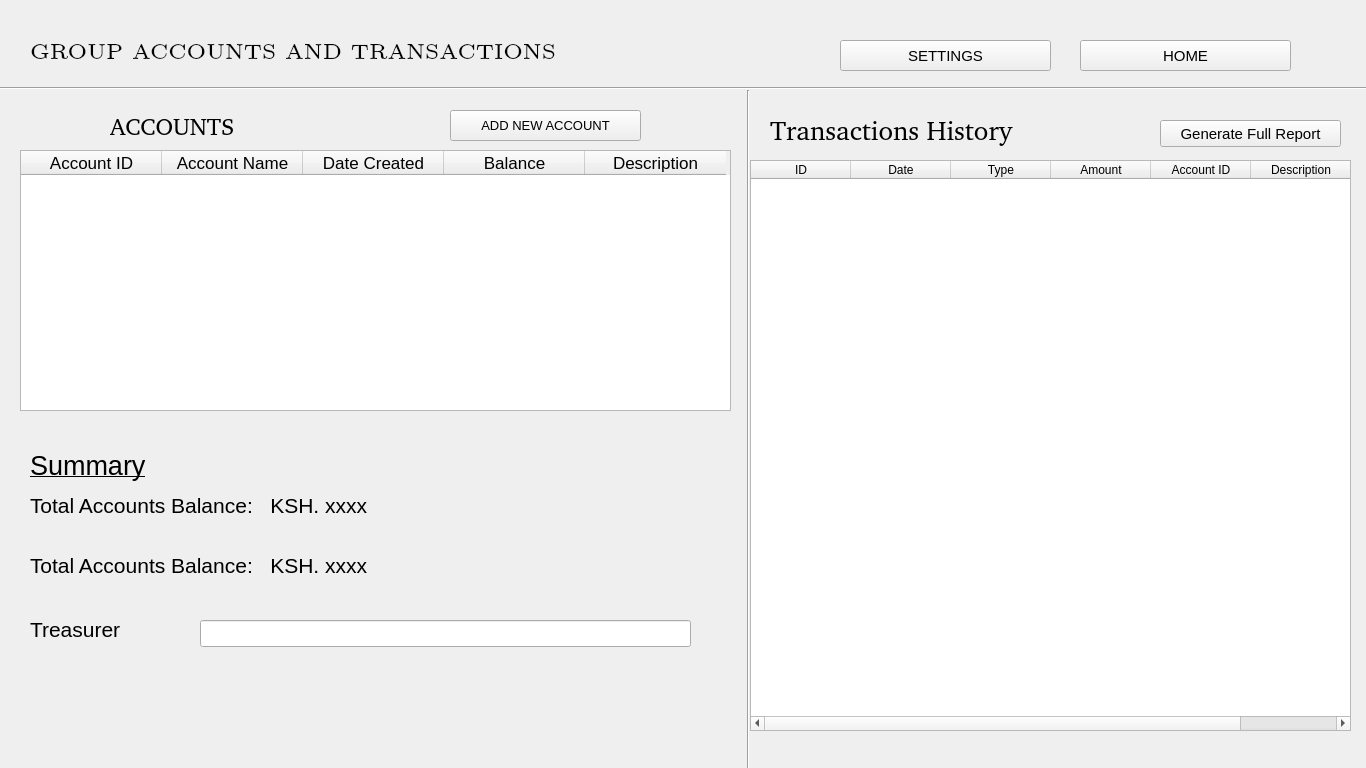
The window that C_PROJECT/UI_FILES/group_accounts.ui (Xherloque/PyQT5-Project-Version) describes before a commit, drawn with Qt 5.
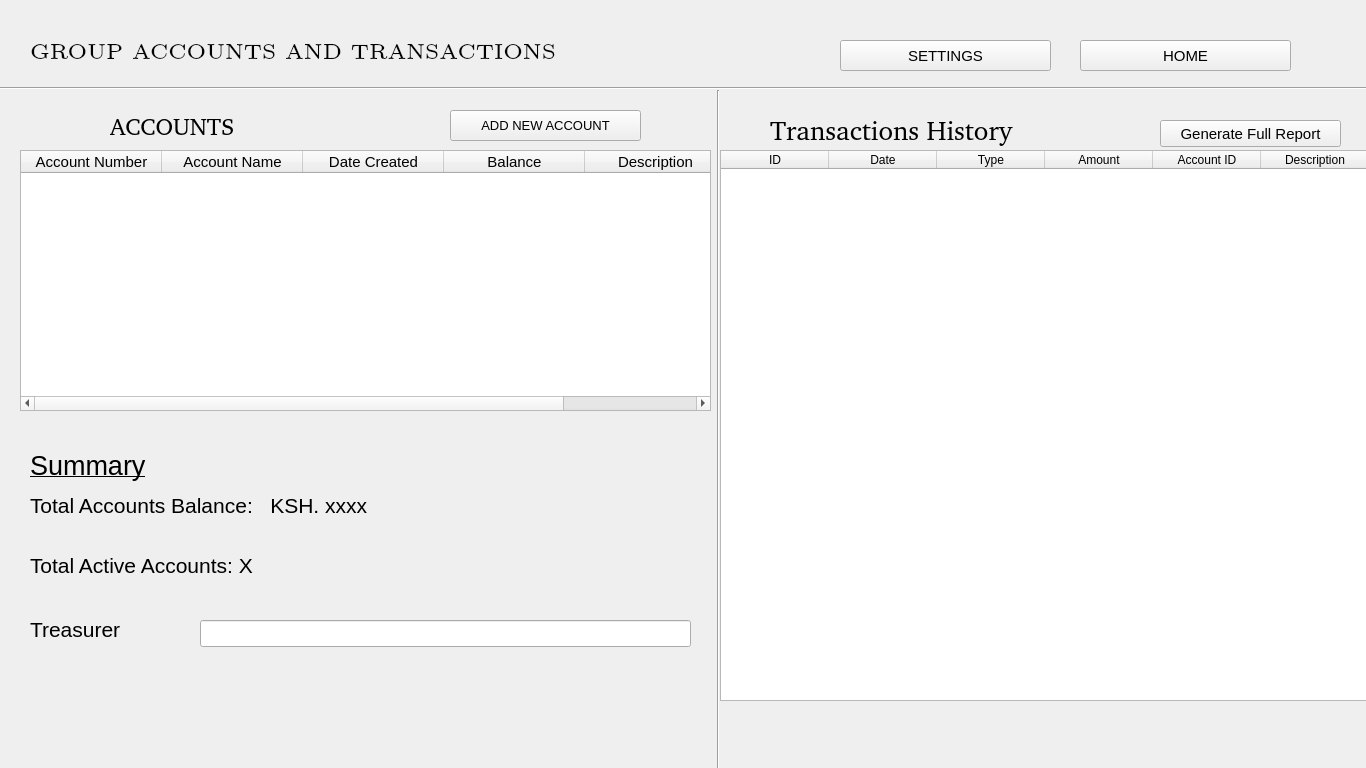
The same window after the commit.

Commit message: Improved the functionalities of the group_acounts. The database has been recreated with some changes in the accounts

What changed in the file:
```diff
--- a/C_PROJECT/UI_FILES/group_accounts.ui
+++ b/C_PROJECT/UI_FILES/group_accounts.ui
@@ -120,13 +120,16 @@
     <rect>
      <x>20</x>
      <y>150</y>
-     <width>711</width>
+     <width>691</width>
      <height>261</height>
     </rect>
    </property>
    <property name="font">
     <font>
-     <pointsize>13</pointsize>
+     <pointsize>11</pointsize>
+     <weight>50</weight>
+     <bold>false</bold>
+     <underline>false</underline>
     </font>
    </property>
    <attribute name="horizontalHeaderDefaultSectionSize">
@@ -134,7 +137,7 @@
    </attribute>
    <column>
     <property name="text">
-     <string>Account ID</string>
+     <string>Account Number</string>
     </property>
    </column>
    <column>
@@ -161,7 +164,7 @@
   <widget class="Line" name="line_2">
    <property name="geometry">
     <rect>
-     <x>740</x>
+     <x>710</x>
      <y>90</y>
      <width>16</width>
      <height>681</height>
@@ -184,6 +187,7 @@
     <font>
      <family>Bitstream Charter</family>
      <pointsize>20</pointsize>
+     <underline>false</underline>
     </font>
    </property>
    <property name="text">
@@ -211,19 +215,20 @@
   <widget class="QTableWidget" name="tableWidget_2">
    <property name="geometry">
     <rect>
-     <x>750</x>
-     <y>160</y>
-     <width>601</width>
-     <height>571</height>
+     <x>720</x>
+     <y>150</y>
+     <width>651</width>
+     <height>551</height>
     </rect>
    </property>
    <property name="font">
     <font>
      <pointsize>9</pointsize>
+     <underline>false</underline>
     </font>
    </property>
    <attribute name="horizontalHeaderDefaultSectionSize">
-    <number>100</number>
+    <number>108</number>
    </attribute>
    <column>
     <property name="text">
@@ -305,10 +310,11 @@
    <property name="font">
     <font>
      <pointsize>16</pointsize>
+     <underline>false</underline>
     </font>
    </property>
    <property name="text">
-    <string>Total Accounts Balance:   KSH. xxxx</string>
+    <string>Total Active Accounts: X</string>
    </property>
   </widget>
   <widget class="QLabel" name="label_7">
@@ -316,13 +322,14 @@
     <rect>
      <x>30</x>
      <y>620</y>
-     <width>211</width>
+     <width>141</width>
      <height>19</height>
     </rect>
    </property>
    <property name="font">
     <font>
      <pointsize>16</pointsize>
+     <underline>false</underline>
     </font>
    </property>
    <property name="text">
```
Left out of the diff: 12 changed lines with no effect on the pictures. The commit also changes 9 other files.
